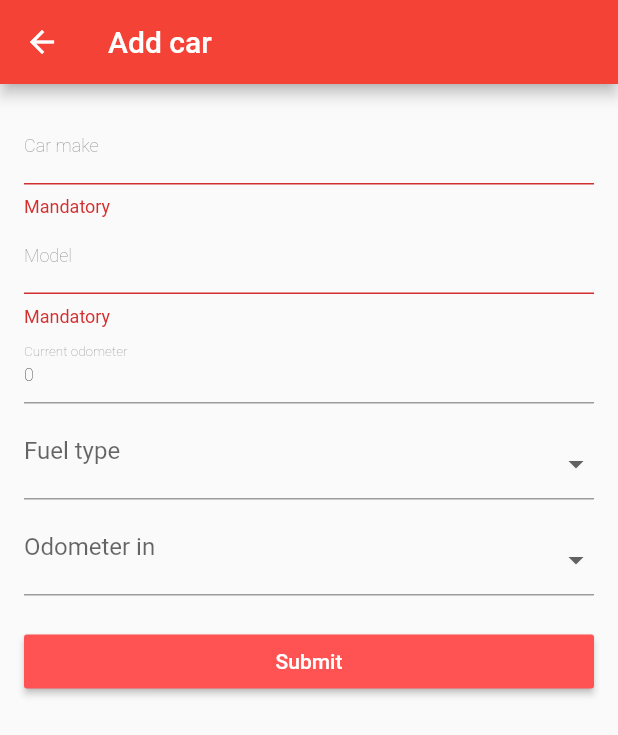
After one commit to SirKuryaki/arido_car_log, a Flutter app: the CarPage screen opened by its route, on a phone screen of 412 x 824 dp. The commit adds this screen. Shown: the top 735 px of the screen. Run offline on Flutter 3.47's test engine with Material 2 defaults, Android fonts, the phone set to English and light mode, and no system bars; our stand-ins replace cloud_firestore, firebase_auth, google_sign_in; accounts and stored records are empty.

Commit message:
- added  Car page

```diff
--- /dev/null
+++ b/lib/cars/CarPage.dart
@@ -0,0 +1,183 @@
+import 'package:flutter/material.dart';
+import '../model/Car.dart';
+
+const String CAR_PAGE_ROUTE = "/car";
+
+class CarPage extends StatefulWidget {
+  @override
+  _CarPageState createState() => _CarPageState();
+}
+
+class _CarPageState extends State<CarPage> {
+
+  Car _car = Car();
+
+  final GlobalKey<FormState> _formKey = GlobalKey<FormState>();
+
+  String _errorTextFuelType;
+  String _errorTextMeasureUnit;
+
+  @override
+  Widget build(BuildContext context) {
+    final Size screenSize = MediaQuery.of(context).size;
+
+    return Scaffold(
+      appBar: AppBar(
+        title: Text('Add car'),
+      ),
+      body: Container(
+          padding: EdgeInsets.all(16.0),
+          child: Form(
+            autovalidate: true,
+            key: this._formKey,
+            child: ListView(
+              children: <Widget>[
+                TextFormField(
+                  validator: (value) {
+                    if (value.isEmpty) {
+                      return 'Mandatory';
+                    }
+                  },
+                  onSaved: (String value) {
+                    this._car.brand = value;
+                  },
+                  decoration: InputDecoration(
+                      hintText: 'Hyundai', labelText: 'Car make'),
+                  style: TextStyle(
+                      fontSize: 12.0,
+                      color: const Color(0xFF000000),
+                      fontWeight: FontWeight.w200,
+                      fontFamily: 'Roboto'),
+                ),
+                TextFormField(
+                  validator: (value) {
+                    if (value.isEmpty) {
+                      return 'Mandatory';
+                    }
+                  },
+                  onSaved: (String value) {
+                    this._car.model = value;
+                  },
+                  decoration: InputDecoration(
+                      hintText: 'Genesis coupe', labelText: 'Model'),
+                  style: TextStyle(
+                      fontSize: 12.0,
+                      color: const Color(0xFF000000),
+                      fontWeight: FontWeight.w200,
+                      fontFamily: 'Roboto'),
+                ),
+                TextFormField(
+                  validator: (value) {
+                    var odometer = int.tryParse(value);
+                    if (!(odometer is int)) {
+                      return 'Invalid value';
+                    }
+                  },
+                  initialValue: '0',
+                  onSaved: (String value) {
+                    this._car.initialOdometer = int.parse(value);
+                  },
+                  keyboardType: TextInputType.number,
+                  decoration: InputDecoration(labelText: 'Current odometer'),
+                  style: TextStyle(
+                      fontSize: 12.0,
+                      color: const Color(0xFF000000),
+                      fontWeight: FontWeight.w200,
+                      fontFamily: 'Roboto'),
+                ),
+                InputDecorator(
+                  decoration: InputDecoration(
+                      labelText: 'Fuel type', errorText: _errorTextFuelType),
+                  isEmpty: _car.fuelType == null,
+                  child: DropdownButtonHideUnderline(
+                    child: DropdownButton<String>(
+                      onChanged: (String value) {
+                        setState(() {
+                          _errorTextFuelType = null;
+                          _car.fuelType = value;
+                        });
+                      },
+                      value: _car.fuelType,
+                      isDense: true,
+                      style: TextStyle(
+                          fontSize: 12.0,
+                          color: const Color(0xFF202020),
+                          fontWeight: FontWeight.w200,
+                          fontFamily: 'Roboto'),
+                      items: <DropdownMenuItem<String>>[
+                        const DropdownMenuItem<String>(
+                            value: 'Gasoline', child: const Text('Gasoline')),
+                        const DropdownMenuItem<String>(
+                            value: 'Diesel', child: const Text('Diesel')),
+                        const DropdownMenuItem<String>(
+                            value: 'Hybrid', child: const Text('Hybrid')),
+                        const DropdownMenuItem<String>(
+                            value: 'CNG', child: const Text('CNG')),
+                      ],
+                    ),
+                  ),
+                ),
+                InputDecorator(
+                  decoration: InputDecoration(
+                      labelText: 'Odometer in',
+                      errorText: _errorTextMeasureUnit),
+                  isEmpty: _car.measureUnit == null,
+                  child: DropdownButtonHideUnderline(
+                    child: DropdownButton<String>(
+                      onChanged: (String value) {
+                        setState(() {
+                          _car.measureUnit = value;
+                          _errorTextMeasureUnit = null;
+                        });
+                      },
+                      value: _car.measureUnit,
+                      isDense: true,
+                      style: TextStyle(
+                          fontSize: 12.0,
+                          color: const Color(0xFF202020),
+                          fontWeight: FontWeight.w200,
+                          fontFamily: 'Roboto'),
+                      items: <DropdownMenuItem<String>>[
+                        const DropdownMenuItem<String>(
+                            value: 'Miles', child: const Text('Miles')),
+                        const DropdownMenuItem<String>(
+                            value: 'Kilometers',
+                            child: const Text('Kilometers')),
+                      ],
+                    ),
+                  ),
+                ),
+                Container(
+                  width: screenSize.width,
+                  child: RaisedButton(
+                    child: Text(
+                      'Submit',
+                      style: TextStyle(color: Colors.white),
+                    ),
+                    onPressed: () => this._addNewCar(),
+                    color: Colors.redAccent,
+                  ),
+                  margin: EdgeInsets.only(top: 20.0),
+                )
+                // We will add fields here.
+              ],
+            ),
+          )),
+    );
+  }
+
+  void _addNewCar() {
+    setState(() {
+      _errorTextMeasureUnit = _car.measureUnit == null ? 'Required' : null;
+      _errorTextFuelType = _car.fuelType == null ? 'Required' : null;
+    });
+
+    if (_formKey.currentState.validate() &&
+        _car.measureUnit != null &&
+        _car.fuelType != null) {
+      _formKey.currentState.save();
+    }
+  }
+
+  void popupButtonSelected(String v) {}
+}
--- a/lib/main.dart
+++ b/lib/main.dart
@@ -5,6 +5,8 @@ import 'dart:async';
 import 'package:firebase_auth/firebase_auth.dart';
 import 'package:google_sign_in/google_sign_in.dart';
 import 'package:cloud_firestore/cloud_firestore.dart';
+
+import 'cars/CarPage.dart';
 
 void main() => runApp(new MyApp());
 
@@ -21,6 +23,9 @@ class MyApp extends StatelessWidget {
         primarySwatch: Colors.red,
       ),
       home: new WelcomePage(title: 'Car log'),
+      routes: <String, WidgetBuilder>{
+        CAR_PAGE_ROUTE: (BuildContext context) => CarPage(),
+      },
     );
   }
 }
@@ -95,9 +100,17 @@ class _WelcomePageState extends State<WelcomePage> {
       });
     } else {
       setState(() {
-        _status = cars.toString();
+        if (cars.length == 0) {
+          _status = "No cars added!";
+        } else {
+          _status = cars.toString();
+        }
       });
     }
+  }
+
+  _addCar() {
+    Navigator.of(context).pushNamed(CAR_PAGE_ROUTE);
   }
 
   @override
@@ -134,6 +147,11 @@ class _WelcomePageState extends State<WelcomePage> {
           ],
         ),
       ),
+      floatingActionButton: FloatingActionButton(
+        onPressed: _addCar,
+        tooltip: 'Increment',
+        child: Icon(Icons.add),
+      ),
     );
   }
 
@@ -156,13 +174,13 @@ class _WelcomePageState extends State<WelcomePage> {
 
     List<Car> carList = new List();
     for (final document in carsArray) {
-      final String id = document.data["id"] as String;
-      final String brand = document.data["brand"] as String;
-      final String model = document.data["model"] as String;
-      final String version = document.data["version"] as String;
-      final int year = document.data["year"] as int;
-
-      carList.add(new Car(id, brand, model, version, year));
+      Car car = Car();
+      car.id = document.data["id"] as String;
+      car.brand = document.data["brand"] as String;
+      car.model = document.data["model"] as String;
+      car.version = document.data["version"] as String;
+      car.year = document.data["year"] as int;
+      carList.add(car);
     }
 
     return carList;
--- a/lib/model/Car.dart
+++ b/lib/model/Car.dart
@@ -1,10 +1,14 @@
 class Car {
 
-  final String id;
-  final String brand;
-  final String model;
-  final String version;
-  final int year;
+  String id;
+  String brand;
+  String model;
+  String version;
+  int initialOdometer;
+  int year;
 
-  Car(this.id, this.brand, this.model, this.version, this.year);
+  String fuelType;
+  String measureUnit;
+
+  Car();
 }
```
